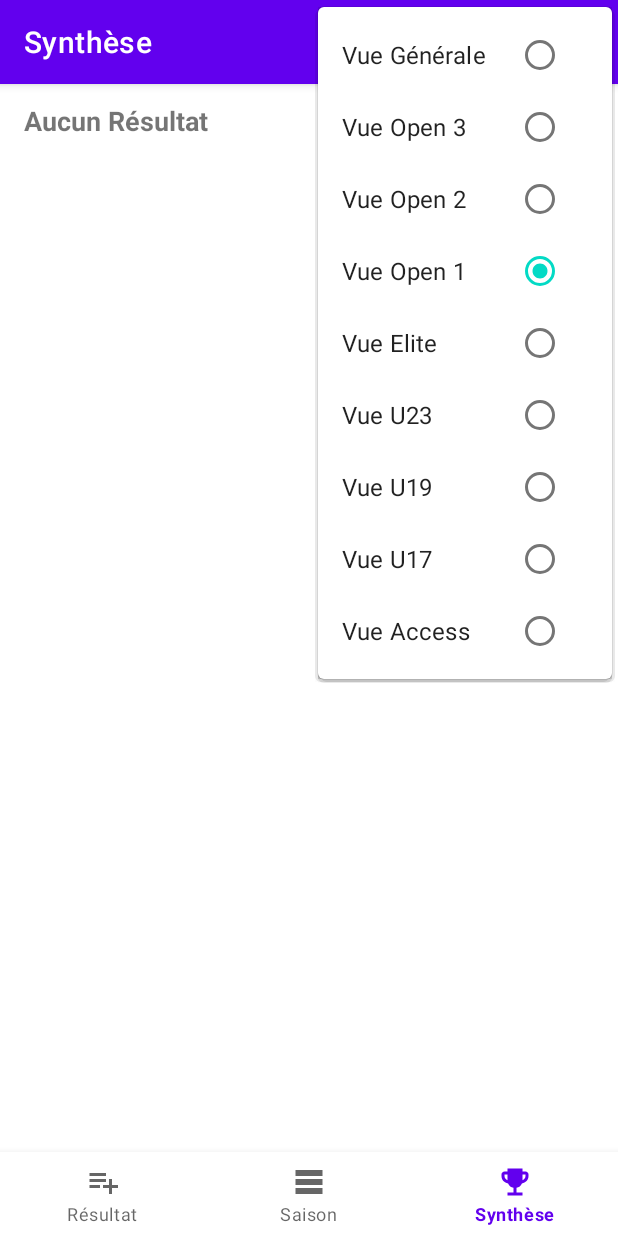
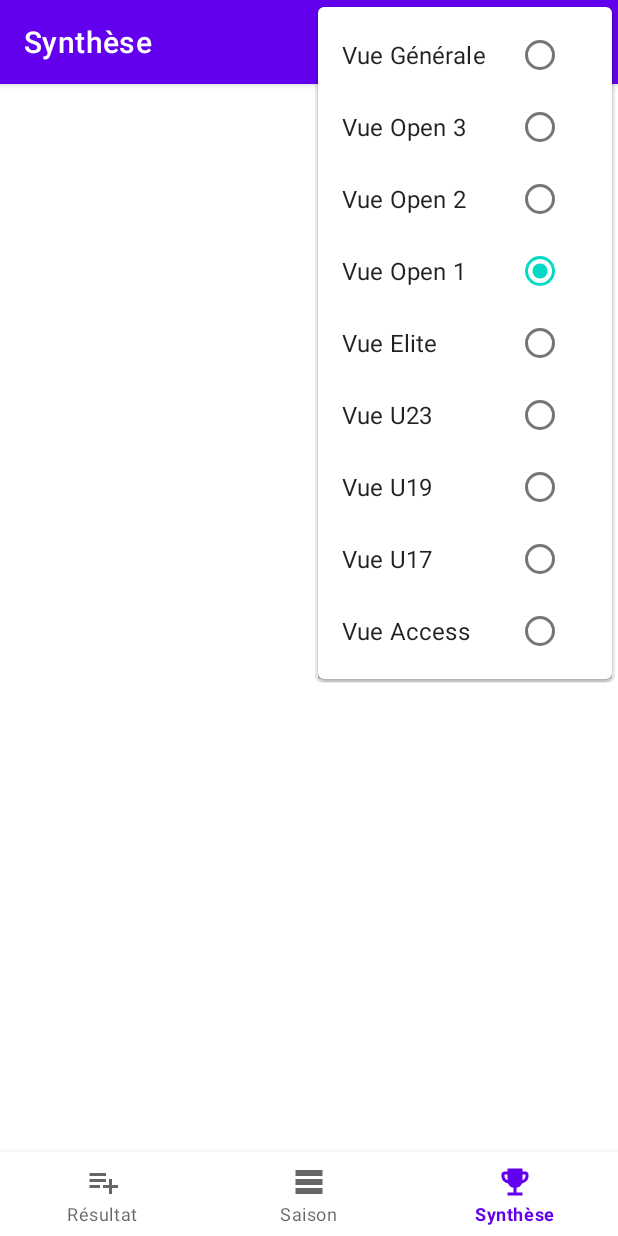
Before and after one commit to garnierpascalweb/ffcalculator-mobile, an Android app: the SynthesisFragment screen opened through its navigation route, with the options menu open, on a phone screen of 412 x 824 dp. Run offline under Robolectric (Android 15) with nearby library versions, the light colour scheme and no system bars; our stand-ins replace navigation-ui.

Commit message:
1.0.0: synthesisFragment: nettoyage du fragment synthesis

```diff
--- a/app/src/main/java/com/gpwsofts/ffcalculator/mobile/ui/synthesis/SynthesisFragment.java
+++ b/app/src/main/java/com/gpwsofts/ffcalculator/mobile/ui/synthesis/SynthesisFragment.java
@@ -1,82 +1,28 @@
 package com.gpwsofts.ffcalculator.mobile.ui.synthesis;
 
 import android.os.Bundle;
-import android.util.Log;
 import android.view.LayoutInflater;
 import android.view.View;
 import android.view.ViewGroup;
-import android.widget.ImageView;
-import android.widget.TextView;
 
 import androidx.annotation.NonNull;
 import androidx.annotation.Nullable;
 import androidx.fragment.app.Fragment;
-import androidx.lifecycle.ViewModelProvider;
 
-import com.gpwsofts.ffcalculator.mobile.R;
 import com.gpwsofts.ffcalculator.mobile.databinding.FragmentSynthesisBinding;
-import com.gpwsofts.ffcalculator.mobile.ui.view.VueViewModel;
 
 public class SynthesisFragment extends Fragment {
     private static final String TAG_NAME = "SynthesisFragment";
     private FragmentSynthesisBinding binding;
-    private SynthesisViewModel synthesisViewModel;
-    private VueViewModel vueViewModel;
-    private TextView textViewPts;
-    private TextView textViewPos;
-    private Double lastPtsValue;
 
     @Override
     public void onCreate(@Nullable Bundle savedInstanceState) {
         super.onCreate(savedInstanceState);
-        synthesisViewModel = new ViewModelProvider(requireActivity()).get(SynthesisViewModel.class);
-        vueViewModel = new ViewModelProvider(requireActivity()).get(VueViewModel.class);
-        lastPtsValue = Double.valueOf(0);
     }
 
     public View onCreateView(@NonNull LayoutInflater inflater, ViewGroup container, Bundle savedInstanceState) {
         binding = FragmentSynthesisBinding.inflate(inflater, container, false);
         View root = binding.getRoot();
-        textViewPts = binding.textAllpts;
-        textViewPos = binding.textMypos;
-
-
-        // observation du total des points
-        // Update UI
-        synthesisViewModel.getAllPtsLiveData().observe(getViewLifecycleOwner(), pts -> {
-            Log.i(TAG_NAME, "debut observer getPts hh");
-            if (null != pts) {
-                int compare = Double.compare(pts, lastPtsValue);
-                Log.d(TAG_NAME, "la comparaison de <" + pts + "> et <" + lastPtsValue + "> a rendu <" + compare + ">");
-                if (compare != 0){
-                    textViewPts.setText(getString(R.string.label_total_pts_ok, pts));
-                    final String classType = vueViewModel.getVueLiveData().getValue().getMapClass();
-                    searchPosApi(pts, classType);
-                    lastPtsValue = pts;
-                } else {
-                    Log.d(TAG_NAME, "non non rien n'a changé tout tout a continué");
-                }
-            } else {
-                textViewPts.setText(getString(R.string.label_aucun_resultat));
-                textViewPos.setText("");
-                Log.w(TAG_NAME, "la valeur de pts est pas renseignee");
-            }
-            Log.i(TAG_NAME, "fin observer getPts");
-        });
-        // observation du total des positions
-        // Update UI
-        synthesisViewModel.getOverAllPosLiveData().observe(getViewLifecycleOwner(), pos -> {
-            Log.i(TAG_NAME, "debut observer getPos");
-            final String classType = vueViewModel.getVueLiveData().getValue().getMapClass();
-            if (pos != null) {
-                // textViewPos.setText("Classement National : " + pos + " eme");
-                textViewPos.setText(getString(R.string.label_classement_national_ok, classType, pos));
-            } else {
-                textViewPos.setText(getString(R.string.label_classement_national_ko));
-                Log.w(TAG_NAME, "la valeur de pos est pas renseignee apres appel au service");
-            }
-            Log.i(TAG_NAME, "fin observer getPos");
-        });
         return root;
     }
 
@@ -85,8 +31,4 @@ public class SynthesisFragment extends Fragment {
         super.onDestroyView();
         binding = null;
     }
-
-    private void searchPosApi(double pts, String classType) {
-        synthesisViewModel.searchPosApi(pts, classType);
-    }
 }
--- a/app/src/main/java/com/gpwsofts/ffcalculator/mobile/ui/synthesis/SynthesisViewModel.java
+++ b/app/src/main/java/com/gpwsofts/ffcalculator/mobile/ui/synthesis/SynthesisViewModel.java
@@ -11,27 +11,10 @@ import com.gpwsofts.ffcalculator.mobile.repository.OverallPosRepository;
 
 public class SynthesisViewModel extends AndroidViewModel {
     private static final String TAG_NAME = "SynthesisViewModel";
-    private final DatabaseResultRepository repository;
-    private final OverallPosRepository posRepository;
 
     public SynthesisViewModel(Application application) {
         super(application);
         Log.i(TAG_NAME, "Instantiation de SynthesisViewModel");
-        repository = DatabaseResultRepository.getInstance();
-        posRepository = OverallPosRepository.getInstance();
         Log.i(TAG_NAME, "Fin instantiation de SynthesisViewModel");
     }
-
-    public LiveData<Double> getAllPtsLiveData() {
-        return repository.getAllPtsLiveData();
-    }
-
-    public LiveData<Integer> getOverAllPosLiveData() {
-        return posRepository.getOverAllPosLiveData();
-    }
-
-    public void searchPosApi(double pts, String classType) {
-        posRepository.searchPosApi(pts, classType);
-    }
-
 }
--- a/app/src/main/res/layout/fragment_synthesis.xml
+++ b/app/src/main/res/layout/fragment_synthesis.xml
@@ -7,27 +7,4 @@
     android:layout_height="match_parent"
     android:orientation="vertical"
     tools:context=".ui.synthesis.SynthesisFragment">
-
-
-    <TextView
-        android:id="@+id/text_allpts"
-        android:layout_width="match_parent"
-        android:layout_height="wrap_content"
-        android:layout_marginStart="16dp"
-        android:layout_marginTop="12dp"
-        android:layout_marginEnd="16dp"
-        android:text="@string/vide"
-        android:textSize="18sp"
-        android:textStyle="bold" />
-
-    <TextView
-        android:id="@+id/text_mypos"
-        android:layout_width="match_parent"
-        android:layout_height="wrap_content"
-        android:layout_marginStart="16dp"
-        android:layout_marginTop="12dp"
-        android:layout_marginEnd="16dp"
-        android:text="@string/vide"
-        android:textSize="18sp"
-        android:textStyle="bold" />
 </LinearLayout>
```
